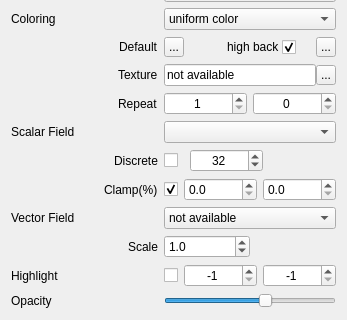
LiangliangNan/Easy3D, file applications/Mapple/widgets/widget_drawable_triangles.ui: the form before one commit; both pictures show x 0 to 347 and y 108 to 428 of the 347 by 558 pixel window.
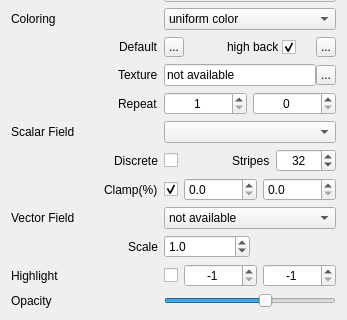
The form after the commit. Icons and pictures are not drawn.

Diff of the .ui file:
```diff
--- a/applications/Mapple/widgets/widget_drawable_triangles.ui
+++ b/applications/Mapple/widgets/widget_drawable_triangles.ui
@@ -635,6 +635,35 @@
      </item>
      <item row="9" column="3">
       <layout class="QHBoxLayout" name="horizontalLayout_2">
+       <item>
+        <spacer name="horizontalSpacer">
+         <property name="orientation">
+          <enum>Qt::Horizontal</enum>
+         </property>
+         <property name="sizeType">
+          <enum>QSizePolicy::MinimumExpanding</enum>
+         </property>
+         <property name="sizeHint" stdset="0">
+          <size>
+           <width>30</width>
+           <height>20</height>
+          </size>
+         </property>
+        </spacer>
+       </item>
+       <item>
+        <widget class="QLabel" name="labelScalarFieldDiscrete_2">
+         <property name="sizePolicy">
+          <sizepolicy hsizetype="Preferred" vsizetype="Preferred">
+           <horstretch>0</horstretch>
+           <verstretch>0</verstretch>
+          </sizepolicy>
+         </property>
+         <property name="text">
+          <string>Stripes</string>
+         </property>
+        </widget>
+       </item>
        <item>
         <widget class="QSpinBox" name="spinBoxScalarFieldNumStrips">
          <property name="sizePolicy">
@@ -669,22 +698,6 @@
          </property>
         </widget>
        </item>
-       <item>
-        <spacer name="horizontalSpacer">
-         <property name="orientation">
-          <enum>Qt::Horizontal</enum>
-         </property>
-         <property name="sizeType">
-          <enum>QSizePolicy::Expanding</enum>
-         </property>
-         <property name="sizeHint" stdset="0">
-          <size>
-           <width>40</width>
-           <height>20</height>
-          </size>
-         </property>
-        </spacer>
-       </item>
       </layout>
      </item>
      <item row="10" column="0">
```
